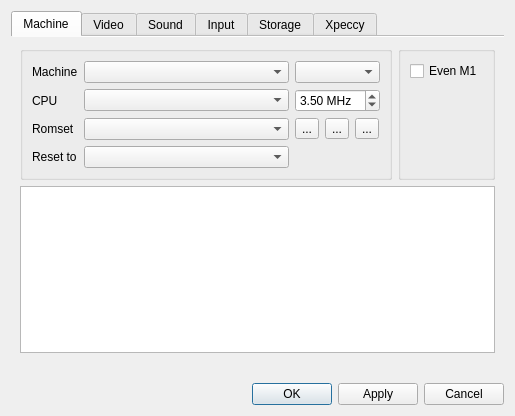
Old version of the form ui/setupwin.ui in the repository samstyle/Xpeccy.
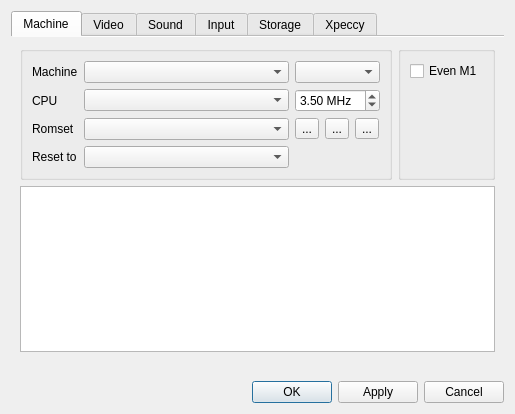
New version of the form. Icons and pictures are not drawn. Custom widgets are drawn as their Qt base class.

```diff
--- a/ui/setupwin.ui
+++ b/ui/setupwin.ui
@@ -7,7 +7,7 @@
     <x>0</x>
     <y>0</y>
     <width>505</width>
-    <height>416</height>
+    <height>414</height>
    </rect>
   </property>
   <property name="sizePolicy">
```
